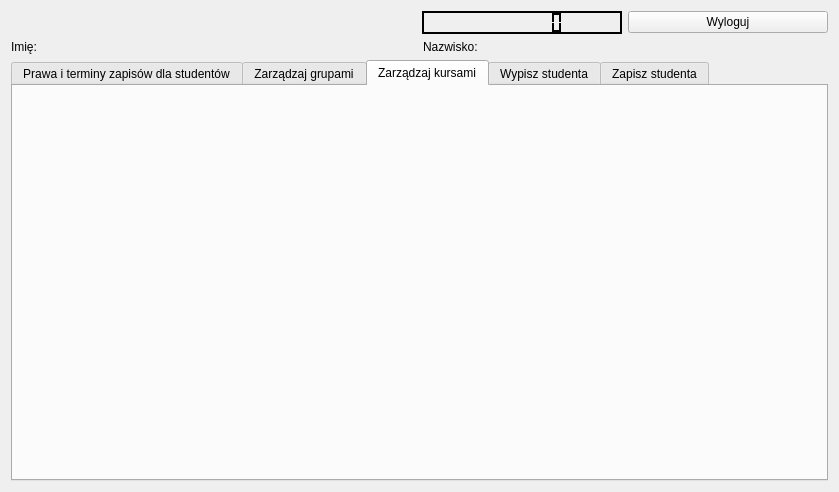
Old version of the form qtdatabase/prowadzacyokno.ui in the repository pmazurek300/QtDatabase.
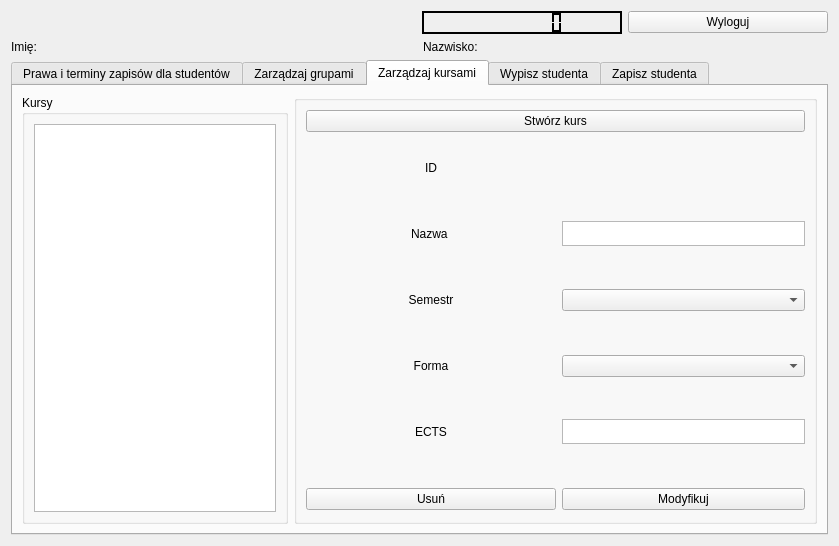
New version of the form. The open tabs and pages were chosen to show the change.

```diff
--- a/qtdatabase/prowadzacyokno.ui
+++ b/qtdatabase/prowadzacyokno.ui
@@ -7,7 +7,7 @@
     <x>0</x>
     <y>0</y>
     <width>839</width>
-    <height>492</height>
+    <height>539</height>
    </rect>
   </property>
   <property name="windowTitle">
@@ -1021,6 +1021,221 @@
         <attribute name="title">
          <string>Zarządzaj kursami</string>
         </attribute>
+        <layout class="QGridLayout" name="gridLayout_9">
+         <item row="0" column="0">
+          <widget class="QGroupBox" name="groupBox_6">
+           <property name="maximumSize">
+            <size>
+             <width>350</width>
+             <height>16777215</height>
+            </size>
+           </property>
+           <property name="title">
+            <string>Kursy</string>
+           </property>
+           <layout class="QGridLayout" name="gridLayout_10">
+            <item row="0" column="0">
+             <widget class="QListWidget" name="listaKURS"/>
+            </item>
+           </layout>
+          </widget>
+         </item>
+         <item row="0" column="1">
+          <widget class="QGroupBox" name="groupBox_7">
+           <property name="title">
+            <string/>
+           </property>
+           <layout class="QGridLayout" name="gridLayout_11">
+            <item row="7" column="0">
+             <widget class="QPushButton" name="pushButton_6">
+              <property name="minimumSize">
+               <size>
+                <width>250</width>
+                <height>0</height>
+               </size>
+              </property>
+              <property name="text">
+               <string>Usuń</string>
+              </property>
+             </widget>
+            </item>
+            <item row="1" column="1">
+             <widget class="QLabel" name="idkursKURS">
+              <property name="text">
+               <string/>
+              </property>
+              <property name="alignment">
+               <set>Qt::AlignCenter</set>
+              </property>
+             </widget>
+            </item>
+            <item row="2" column="1">
+             <widget class="QTextEdit" name="nazwaKURS">
+              <property name="minimumSize">
+               <size>
+                <width>200</width>
+                <height>0</height>
+               </size>
+              </property>
+              <property name="maximumSize">
+               <size>
+                <width>16777215</width>
+                <height>25</height>
+               </size>
+              </property>
+             </widget>
+            </item>
+            <item row="3" column="1">
+             <widget class="QComboBox" name="semestrKURS"/>
+            </item>
+            <item row="4" column="0">
+             <widget class="QLabel" name="label_19">
+              <property name="minimumSize">
+               <size>
+                <width>250</width>
+                <height>60</height>
+               </size>
+              </property>
+              <property name="maximumSize">
+               <size>
+                <width>16777215</width>
+                <height>60</height>
+               </size>
+              </property>
+              <property name="text">
+               <string>Forma</string>
+              </property>
+              <property name="alignment">
+               <set>Qt::AlignCenter</set>
+              </property>
+             </widget>
+            </item>
+            <item row="0" column="0" colspan="2">
+             <widget class="QPushButton" name="createKURS">
+              <property name="text">
+               <string>Stwórz kurs</string>
+              </property>
+             </widget>
+            </item>
+            <item row="7" column="1">
+             <widget class="QPushButton" name="pushButton_7">
+              <property name="text">
+               <string>Modyfikuj</string>
+              </property>
+             </widget>
+            </item>
+            <item row="2" column="0">
+             <widget class="QLabel" name="label_18">
+              <property name="minimumSize">
+               <size>
+                <width>250</width>
+                <height>60</height>
+               </size>
+              </property>
+              <property name="maximumSize">
+               <size>
+                <width>16777215</width>
+                <height>60</height>
+               </size>
+              </property>
+              <property name="text">
+               <string>Nazwa </string>
+              </property>
+              <property name="alignment">
+               <set>Qt::AlignCenter</set>
+              </property>
+             </widget>
+            </item>
+            <item row="5" column="0">
+             <widget class="QLabel" name="label_20">
+              <property name="minimumSize">
+               <size>
+                <width>250</width>
+                <height>60</height>
+               </size>
+              </property>
+              <property name="text">
+               <string>ECTS</string>
+              </property>
+              <property name="alignment">
+               <set>Qt::AlignCenter</set>
+              </property>
+             </widget>
+            </item>
+            <item row="1" column="0">
+             <widget class="QLabel" name="label_16">
+              <property name="minimumSize">
+               <size>
+                <width>250</width>
+                <height>60</height>
+               </size>
+              </property>
+              <property name="maximumSize">
+               <size>
+                <width>16777215</width>
+                <height>60</height>
+               </size>
+              </property>
+              <property name="text">
+               <string>ID</string>
+              </property>
+              <property name="alignment">
+               <set>Qt::AlignCenter</set>
+              </property>
+             </widget>
+            </item>
+            <item row="3" column="0">
+             <widget class="QLabel" name="label_17">
+              <property name="minimumSize">
+               <size>
+                <width>250</width>
+                <height>60</height>
+               </size>
+              </property>
+              <property name="maximumSize">
+               <size>
+                <width>16777215</width>
+                <height>60</height>
+               </size>
+              </property>
+              <property name="text">
+               <string>Semestr</string>
+              </property>
+              <property name="alignment">
+               <set>Qt::AlignCenter</set>
+              </property>
+             </widget>
+            </item>
+            <item row="4" column="1">
+             <widget class="QComboBox" name="formaKURS"/>
+            </item>
+            <item row="6" column="0" colspan="2">
+             <spacer name="horizontalSpacer_7">
+              <property name="orientation">
+               <enum>Qt::Horizontal</enum>
+              </property>
+              <property name="sizeHint" stdset="0">
+               <size>
+                <width>40</width>
+                <height>20</height>
+               </size>
+              </property>
+             </spacer>
+            </item>
+            <item row="5" column="1">
+             <widget class="QTextEdit" name="ectsKURS">
+              <property name="maximumSize">
+               <size>
+                <width>16777215</width>
+                <height>25</height>
+               </size>
+              </property>
+             </widget>
+            </item>
+           </layout>
+          </widget>
+         </item>
+        </layout>
        </widget>
        <widget class="QWidget" name="studentout">
         <attribute name="title">
```
Left out of the diff: 254 changed lines with no effect on the pictures.
